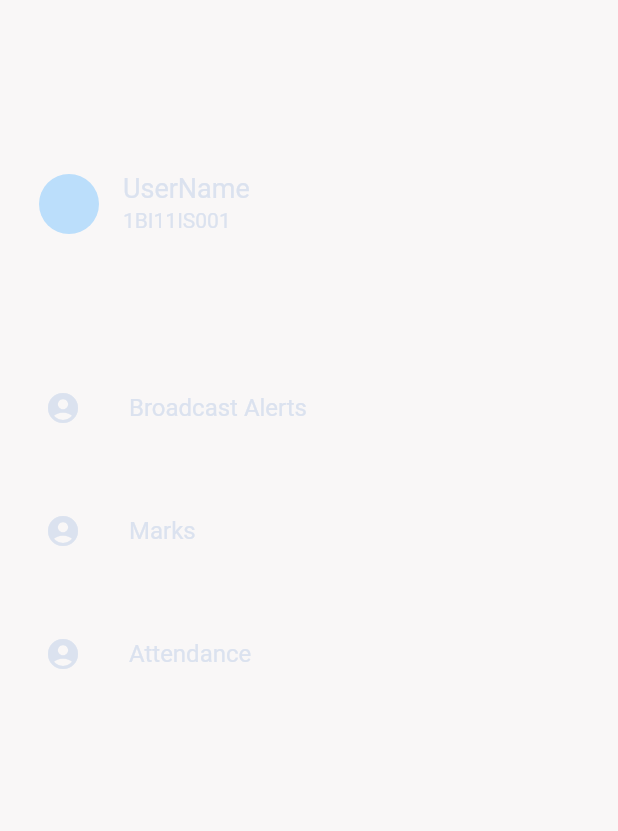
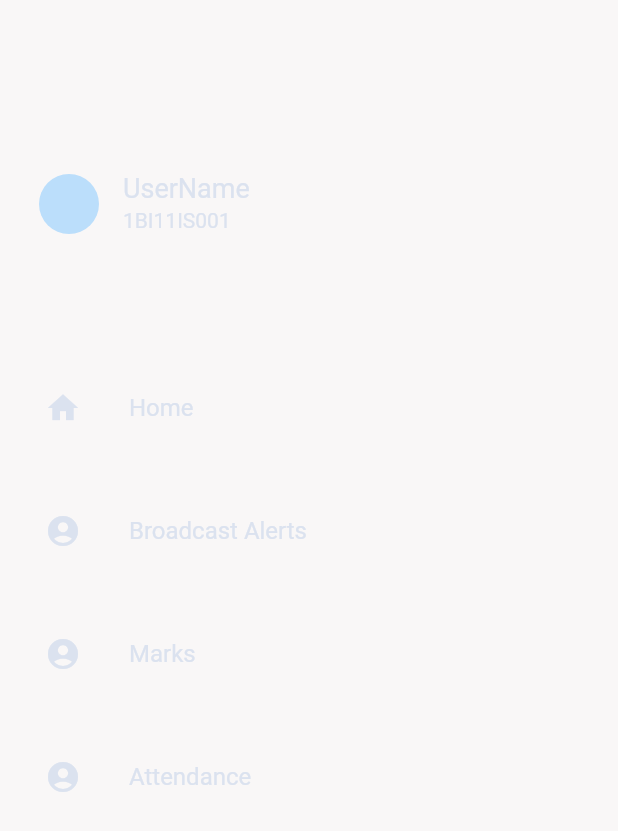
Before and after one commit to kdrahul/weekend_UI, a Flutter app: the CollapsingNavigationDrawer widget shown alone on an empty page, opened directly, on a phone screen of 412 x 824 dp. Shown: the top 831 px of the screen. Run offline on Flutter 3.47's test engine with Material 2 defaults, Android fonts, the phone set to English and light mode, and no system bars; our stand-ins replace fluttertoast; network calls fail.

Commit message:
fixed screen stack but still buggy on safe closing the app

```diff
--- a/lib/screens/LoginPage/LoginPage.dart
+++ b/lib/screens/LoginPage/LoginPage.dart
@@ -63,7 +63,7 @@ class LoginPage extends StatelessWidget {
         floatingActionButton: FloatingActionButton.extended(
           icon: Icon(Icons.directions),
           onPressed: () {
-            Navigator.pushNamed(context, '/home');
+            Navigator.popAndPushNamed(context, '/home');
           },
           label: Text(
             'Sign-Up',
--- a/lib/screens/commons/CollapsingNavigationDrawer.dart
+++ b/lib/screens/commons/CollapsingNavigationDrawer.dart
@@ -5,29 +5,30 @@ import '../commons/NavigationItems.dart';
 class NavigationItems {
   String name;
   IconData icon;
-
-  NavigationItems({this.name, this.icon});
+  String routes;
+  NavigationItems({this.name, this.icon, this.routes});
 }
 
-List<NavigationItems> navItems = [
-  NavigationItems(name: 'Broadcast Alerts', icon: Icons.account_circle),
-  NavigationItems(name: 'Marks', icon: Icons.account_circle),
-  NavigationItems(name: 'Attendance', icon: Icons.account_circle),
-];
-
-class CollapsingNavigationDrawer extends StatefulWidget {
-  CollapsingNavigationDrawer({Key key}) : super(key: key);
+class CollapsingNavigationDrawer extends StatelessWidget {
+  const CollapsingNavigationDrawer({Key key}) : super(key: key);
 
   @override
-  _CollapsingNavigationDrawerState createState() =>
-      _CollapsingNavigationDrawerState();
-}
+  Widget build(BuildContext context) {
+    List<NavigationItems> navItems = [
+      NavigationItems(name: 'Home', icon: Icons.home, routes: '/home'),
+      NavigationItems(
+          name: 'Broadcast Alerts',
+          icon: Icons.account_circle,
+          routes: '/broadcast'),
+      NavigationItems(
+          name: 'Marks', icon: Icons.account_circle, routes: '/marks'),
+      NavigationItems(
+          name: 'Attendance',
+          icon: Icons.account_circle,
+          routes: '/attendance'),
+    ];
+    bool isDark = MediaQuery.of(context).platformBrightness == Brightness.dark;
 
-class _CollapsingNavigationDrawerState
-    extends State<CollapsingNavigationDrawer> {
-  @override
-  Widget build(BuildContext context) {
-    bool isDark = MediaQuery.of(context).platformBrightness == Brightness.dark;
     return Container(
       color: isDark
           ? AppTheme.darkTheme.primaryColor
@@ -66,7 +67,8 @@ class _CollapsingNavigationDrawerState
                       ),
                       Card(
                         elevation: 0,
-                        color: isDark ? AppTheme.darkTheme.primaryColor
+                        color: isDark
+                            ? AppTheme.darkTheme.primaryColor
                             : AppTheme.lightTheme.primaryColor,
                         child: ListTile(
                           title: Text(
@@ -82,9 +84,20 @@ class _CollapsingNavigationDrawerState
                                 ? AppTheme.darkTheme.accentColor
                                 : AppTheme.lightTheme.accentColor,
                           ),
-                        onTap: () {},
-                      ) ,)
+                          onTap: () {
+                            if (navItems[index].routes == '/home') {
+                              Navigator.of(context).pushNamedAndRemoveUntil(
+                                  '/home',
 
+                                  (Route<dynamic> route) => false
+                                  );
+                            } else {
+                              Navigator.popAndPushNamed(
+                                  context, navItems[index].routes);
+                            }
+                          },
+                        ),
+                      )
                     ],
                   );
                 },
--- a/pubspec.yaml
+++ b/pubspec.yaml
@@ -22,6 +22,7 @@ dependencies:
   http: ^0.12.0+4
 
   provider: ^4.0.4
+  fluttertoast: ^3.1.3
 
   # The following adds the Cupertino Icons font to your application.
   # Use with the CupertinoIcons class for iOS style icons.
```
Also changed, not shown: lib/main.dart (+10 -4 lines), lib/screens/HomePage/HomePage.dart (+39 -10 lines), lib/screens/StudentScreens/Attendance.dart (added, +17 -0 lines), lib/screens/StudentScreens/Broadcast.dart (added, +17 -0 lines), lib/screens/StudentScreens/MarksPage.dart (added, +31 -0 lines), pubspec.lock, 7 other files. Lines whose indentation alone changed are shown as unchanged.
